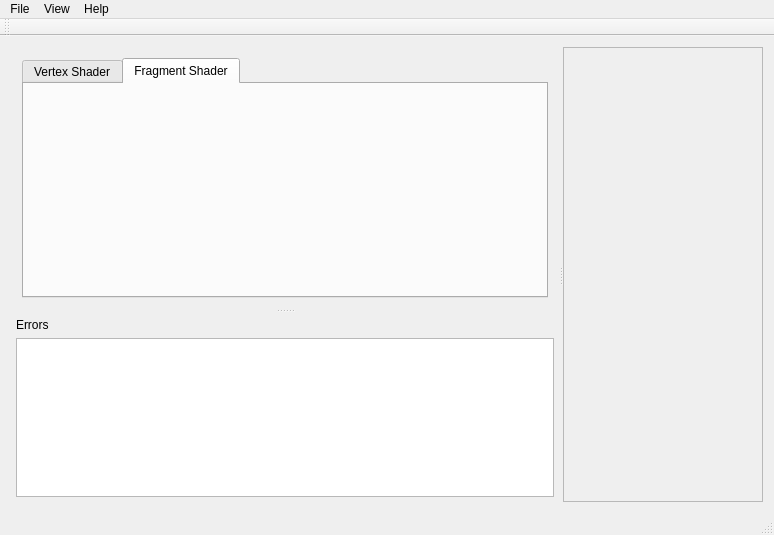
Old version of the form mainwindow.ui in the repository 607011/glsl-live.
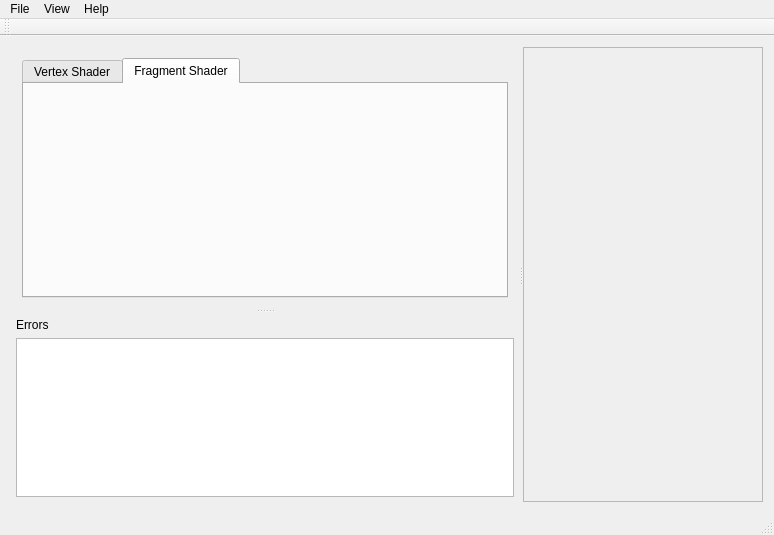
New version of the form.

The edit to the form file:
```diff
--- a/mainwindow.ui
+++ b/mainwindow.ui
@@ -139,12 +139,24 @@
        </widget>
       </widget>
       <widget class="QScrollArea" name="scrollArea">
+       <property name="sizePolicy">
+        <sizepolicy hsizetype="Expanding" vsizetype="Expanding">
+         <horstretch>0</horstretch>
+         <verstretch>0</verstretch>
+        </sizepolicy>
+       </property>
        <property name="minimumSize">
         <size>
-         <width>200</width>
-         <height>0</height>
+         <width>240</width>
+         <height>240</height>
         </size>
        </property>
+       <property name="verticalScrollBarPolicy">
+        <enum>Qt::ScrollBarAlwaysOff</enum>
+       </property>
+       <property name="horizontalScrollBarPolicy">
+        <enum>Qt::ScrollBarAlwaysOff</enum>
+       </property>
        <property name="widgetResizable">
         <bool>true</bool>
        </property>
@@ -153,7 +165,7 @@
          <rect>
           <x>0</x>
           <y>0</y>
-          <width>198</width>
+          <width>238</width>
           <height>462</height>
          </rect>
         </property>
```
